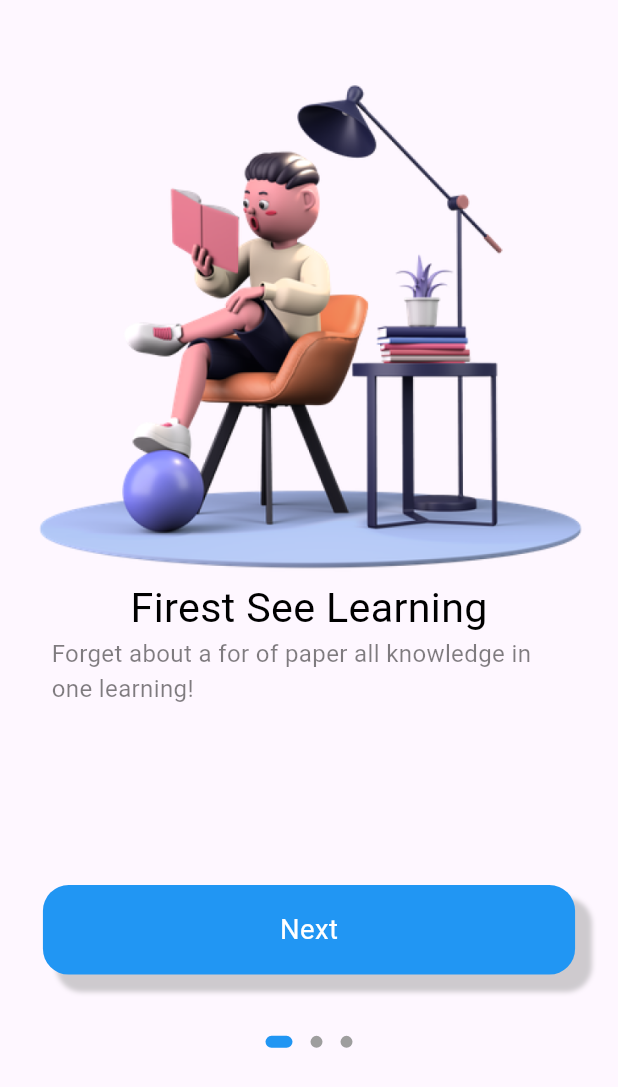
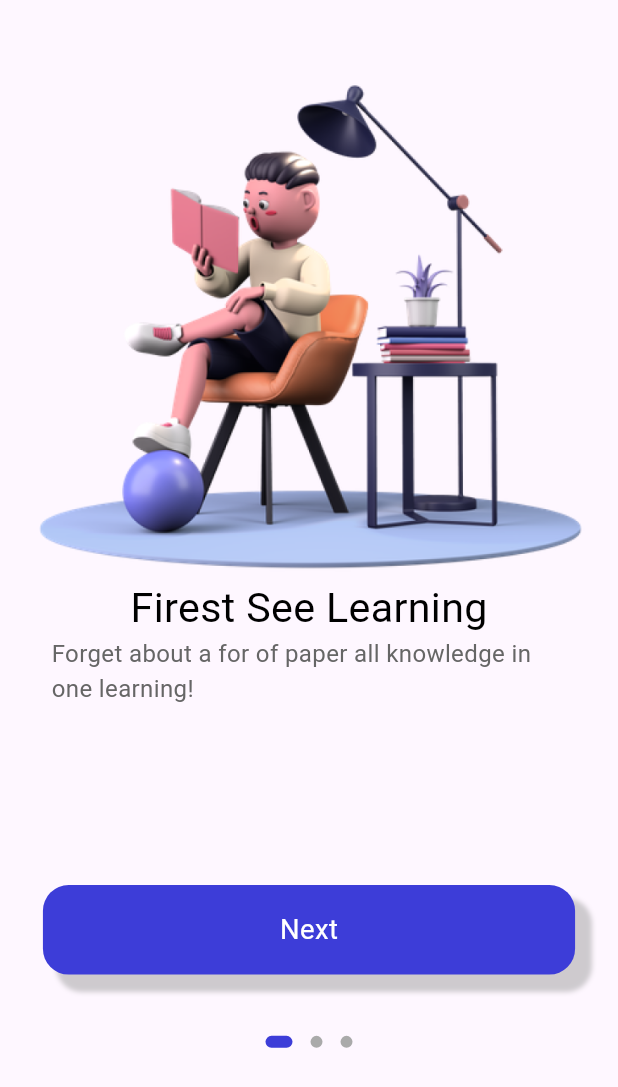
Before and after one commit to hasanhammoudah/ULearning_app, a Flutter app: the screen it shows after launch, on a phone screen of 412 x 824 dp. Shown: the top 1087 px of the screen. Run offline on Flutter 3.47's test engine with Material 3 defaults, Android fonts, the light colour scheme and no system bars; drawn by our look-alikes of dots_indicator; our stand-ins replace bloc, cloud_firestore, flutter_bloc, flutter_screenutil; accounts and stored records are empty.

Commit message:
NEW UPDATE

```diff
--- /dev/null
+++ b/lib/common/values/colors.dart
@@ -0,0 +1,34 @@
+import 'dart:ui';
+
+class AppColors {
+  /// white background
+  static const Color primaryBackground = Color.fromARGB(255, 255, 255, 255);
+
+  /// grey background
+  static const Color primarySecondaryBackground =
+      Color.fromARGB(255, 247, 247, 249);
+
+  /// main widget color blue
+  static const Color primaryElement = Color.fromARGB(255, 61, 61, 216);
+
+  /// main text color black
+  static const Color primaryText = Color.fromARGB(255, 0, 0, 0);
+  // video background color
+  static const Color primary_bg = Color.fromARGB(210, 32, 47, 62);
+
+  /// main widget text color white
+  static const Color primaryElementText = Color.fromARGB(255, 255, 255, 255);
+  // main widget text color grey
+  static const Color primarySecondaryElementText =
+      Color.fromARGB(255, 102, 102, 102);
+  // main widget third color grey
+  static const Color primaryThirdElementText =
+      Color.fromARGB(255, 170, 170, 170);
+
+  static const Color primaryFourthElementText =
+      Color.fromARGB(255, 204, 204, 204);
+  //state color
+  static const Color primaryElementStatus = Color.fromARGB(255, 88, 174, 127);
+
+  static const Color primaryElementBg = Color.fromARGB(255, 238, 121, 99);
+}
--- a/lib/main.dart
+++ b/lib/main.dart
@@ -4,6 +4,7 @@ import 'package:flutter_screenutil/flutter_screenutil.dart';
 import 'package:ulearning_app/app_bloc.dart';
 import 'package:ulearning_app/app_events.dart';
 import 'package:ulearning_app/app_states.dart';
+import 'package:ulearning_app/pages/sign_in/sign_in.dart';
 import 'package:ulearning_app/pages/welcome/bloc/welcome_bloc.dart';
 import 'package:ulearning_app/pages/welcome/welcome.dart';
 
@@ -31,10 +32,17 @@ class MyApp extends StatelessWidget {
         builder: (context, child) {
           return MaterialApp(
             debugShowCheckedModeBanner: false,
+            theme: ThemeData(
+              appBarTheme: const AppBarTheme(
+                elevation: 0,
+                backgroundColor: Colors.white,
+              ),
+            ),
             title: 'Flutter Demo',
-            home: Welcome(),
+            home: const Welcome(),
             routes: {
               MyHomePage.routeName: (context) => const MyHomePage(),
+              SignIn.routeName: (context) => const SignIn(),
             },
           );
         },
--- a/lib/pages/welcome/welcome.dart
+++ b/lib/pages/welcome/welcome.dart
@@ -2,7 +2,9 @@ import 'package:dots_indicator/dots_indicator.dart';
 import 'package:flutter/material.dart';
 import 'package:flutter_bloc/flutter_bloc.dart';
 import 'package:flutter_screenutil/flutter_screenutil.dart';
+import 'package:ulearning_app/common/values/colors.dart';
 import 'package:ulearning_app/main.dart';
+import 'package:ulearning_app/pages/sign_in/sign_in.dart';
 import 'package:ulearning_app/pages/welcome/bloc/welcome_bloc.dart';
 import 'package:ulearning_app/pages/welcome/bloc/welcome_event.dart';
 import 'package:ulearning_app/pages/welcome/bloc/welcome_state.dart';
@@ -73,8 +75,8 @@ class _WelcomeState extends State<Welcome> {
                       dotsCount: 3,
                       mainAxisAlignment: MainAxisAlignment.center,
                       decorator: DotsDecorator(
-                        activeColor: Colors.blue,
-                        color: Colors.grey,
+                        color: AppColors.primaryThirdElementText,
+                        activeColor:AppColors.primaryElement,
                         size: const Size.square(
                           8.0,
                         ),
@@ -119,7 +121,7 @@ class _WelcomeState extends State<Welcome> {
           child: Text(
             title,
             style: TextStyle(
-              color: Colors.black,
+              color: AppColors.primaryText,
               fontSize: 24.sp,
               fontWeight: FontWeight.normal,
             ),
@@ -134,7 +136,7 @@ class _WelcomeState extends State<Welcome> {
           child: Text(
             subTitle,
             style: TextStyle(
-              color: Colors.black.withOpacity(0.5),
+              color: AppColors.primarySecondaryElementText,
               fontSize: 14.sp,
               fontWeight: FontWeight.normal,
             ),
@@ -152,7 +154,7 @@ class _WelcomeState extends State<Welcome> {
               // Navigator.push(context,
               //     MaterialPageRoute(builder: (context) => const MyHomePage()));
               Navigator.pushNamedAndRemoveUntil(
-                  context, MyHomePage.routeName, (route) => false);
+                  context, SignIn.routeName, (route) => false);
             }
           },
           child: Container(
@@ -164,7 +166,7 @@ class _WelcomeState extends State<Welcome> {
             width: 325.w,
             height: 50.h,
             decoration: BoxDecoration(
-              color: Colors.blue,
+              color: AppColors.primaryElement,
               borderRadius: BorderRadius.all(
                 Radius.circular(15.w),
               ),
--- a/pubspec.yaml
+++ b/pubspec.yaml
@@ -55,6 +55,7 @@ flutter:
   assets:
     - assets/
     - assets/images/
+    - assets/icons/
 
   # An image asset can refer to one or more resolution-specific "variants", see
   # https://flutter.dev/assets-and-images/#resolution-aware
```
Also changed, not shown: lib/pages/sign_in/sign_in.dart (added, +62 -0 lines), lib/pages/sign_in/widgets/sign_in_widget.dart (added, +215 -0 lines).
